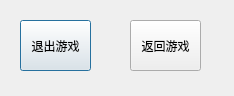
This is sheep_and_sheep/ConfirmBox.ui in Phoenix-PKU/PracticeofProgramming as Qt 5 draws it before an edit. The edited form follows.
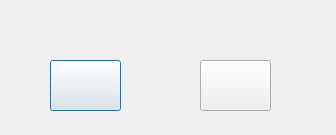
This is the edited form.

What changed in the file:
```diff
--- a/sheep_and_sheep/ConfirmBox.ui
+++ b/sheep_and_sheep/ConfirmBox.ui
@@ -6,8 +6,8 @@
    <rect>
     <x>0</x>
     <y>0</y>
-    <width>234</width>
-    <height>96</height>
+    <width>336</width>
+    <height>135</height>
    </rect>
   </property>
   <property name="windowTitle">
@@ -16,27 +16,27 @@
   <widget class="QPushButton" name="confirm">
    <property name="geometry">
     <rect>
-     <x>20</x>
-     <y>20</y>
+     <x>50</x>
+     <y>60</y>
      <width>71</width>
      <height>51</height>
     </rect>
    </property>
    <property name="text">
-    <string>退出游戏</string>
+    <string/>
    </property>
   </widget>
   <widget class="QPushButton" name="goback">
    <property name="geometry">
     <rect>
-     <x>130</x>
-     <y>20</y>
+     <x>200</x>
+     <y>60</y>
      <width>71</width>
      <height>51</height>
     </rect>
    </property>
    <property name="text">
-    <string>返回游戏</string>
+    <string/>
    </property>
   </widget>
  </widget>
```
